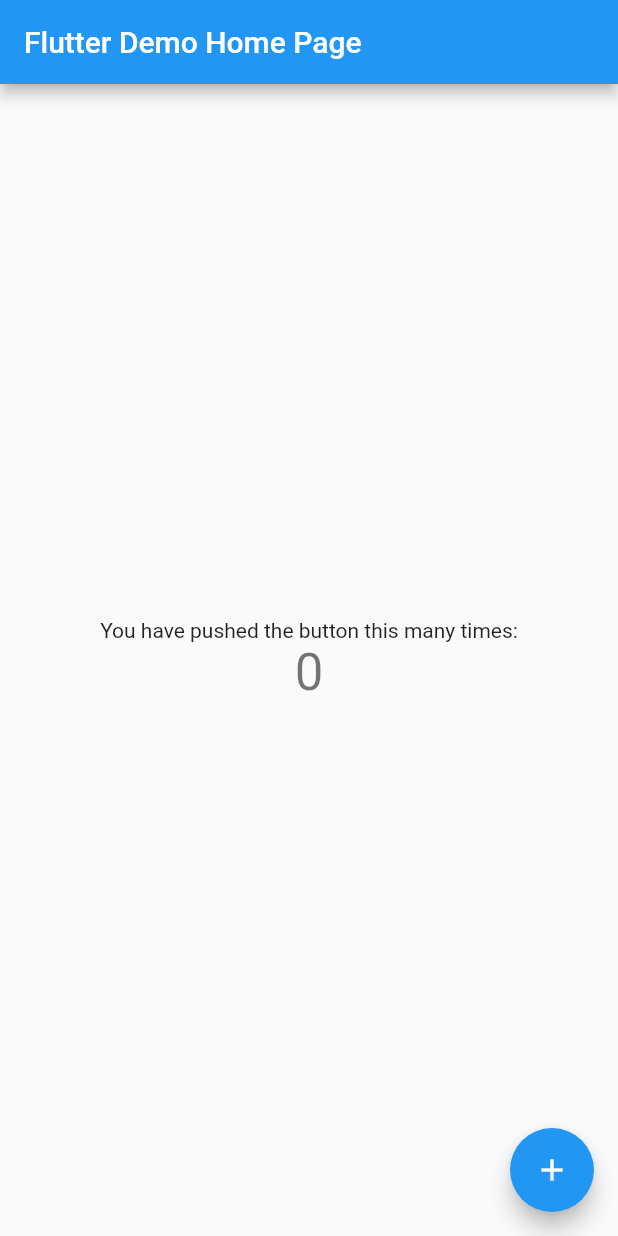
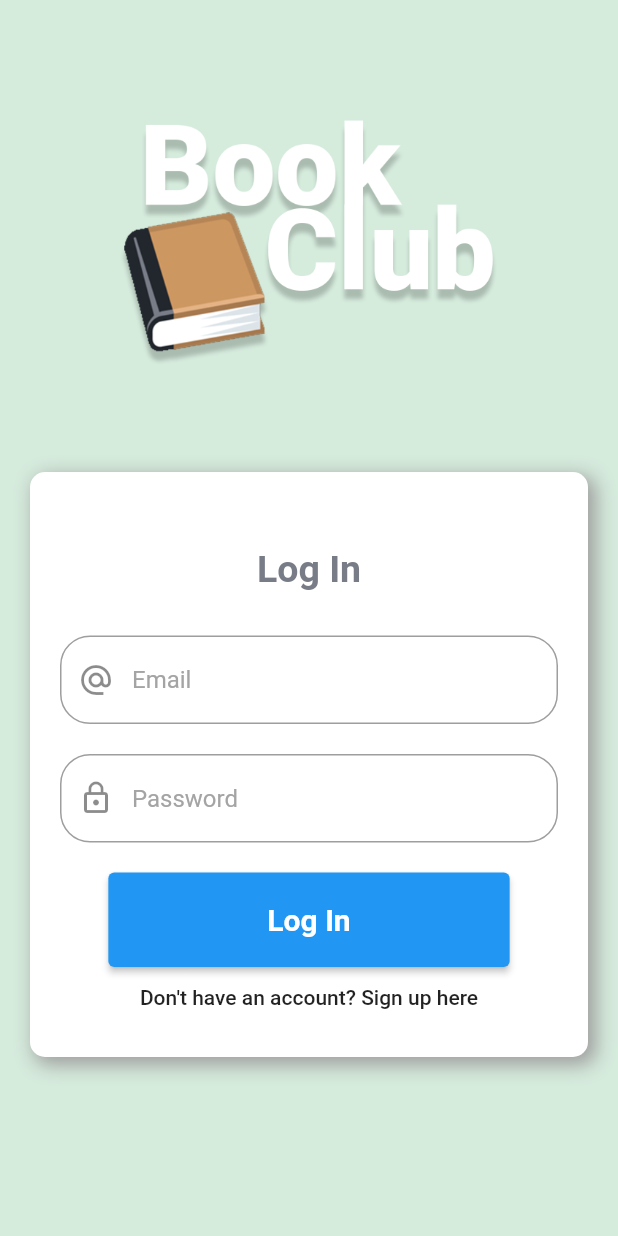
Before and after one commit to WittVitorHugo/app_diet, a Flutter app: the screen it shows after launch, on a phone screen of 412 x 824 dp. Run offline on Flutter 3.47's test engine with Material 2 defaults, Android fonts, the light colour scheme and no system bars; our stand-ins replace firebase_auth, firebase_core; accounts and stored records are empty.

Commit message:
Login and Signup working

```diff
--- a/app_diet/lib/main.dart
+++ b/app_diet/lib/main.dart
@@ -1,115 +1,29 @@
+// @dart=2.9
+
 import 'package:flutter/material.dart';
+
+import 'package:provider/provider.dart';
+
+import 'package:app_diet/states/current_user.dart';
+import 'package:app_diet/screens/login/login.dart';
+import 'package:app_diet/utils/our_theme.dart';
 
 void main() {
   runApp(const MyApp());
 }
 
 class MyApp extends StatelessWidget {
-  const MyApp({Key? key}) : super(key: key);
+  const MyApp({Key key}) : super(key: key);
 
-  // This widget is the root of your application.
   @override
   Widget build(BuildContext context) {
-    return MaterialApp(
-      title: 'Flutter Demo',
-      theme: ThemeData(
-        // This is the theme of your application.
-        //
-        // Try running your application with "flutter run". You'll see the
-        // application has a blue toolbar. Then, without quitting the app, try
-        // changing the primarySwatch below to Colors.green and then invoke
-        // "hot reload" (press "r" in the console where you ran "flutter run",
-        // or simply save your changes to "hot reload" in a Flutter IDE).
-        // Notice that the counter didn't reset back to zero; the application
-        // is not restarted.
-        primarySwatch: Colors.blue,
+    return ChangeNotifierProvider(
+      create: (context) => CurrentUser(),
+      child: MaterialApp(
+        debugShowCheckedModeBanner: false,
+        theme: OurTheme().buildTheme(),
+        home: const Login(),
       ),
-      home: const MyHomePage(title: 'Flutter Demo Home Page'),
     );
   }
 }
-
-class MyHomePage extends StatefulWidget {
-  const MyHomePage({Key? key, required this.title}) : super(key: key);
-
-  // This widget is the home page of your application. It is stateful, meaning
-  // that it has a State object (defined below) that contains fields that affect
-  // how it looks.
-
-  // This class is the configuration for the state. It holds the values (in this
-  // case the title) provided by the parent (in this case the App widget) and
-  // used by the build method of the State. Fields in a Widget subclass are
-  // always marked "final".
-
-  final String title;
-
-  @override
-  State<MyHomePage> createState() => _MyHomePageState();
-}
-
-class _MyHomePageState extends State<MyHomePage> {
-  int _counter = 0;
-
-  void _incrementCounter() {
-    setState(() {
-      // This call to setState tells the Flutter framework that something has
-      // changed in this State, which causes it to rerun the build method below
-      // so that the display can reflect the updated values. If we changed
-      // _counter without calling setState(), then the build method would not be
-      // called again, and so nothing would appear to happen.
-      _counter++;
-    });
-  }
-
-  @override
-  Widget build(BuildContext context) {
-    // This method is rerun every time setState is called, for instance as done
-    // by the _incrementCounter method above.
-    //
-    // The Flutter framework has been optimized to make rerunning build methods
-    // fast, so that you can just rebuild anything that needs updating rather
-    // than having to individually change instances of widgets.
-    return Scaffold(
-      appBar: AppBar(
-        // Here we take the value from the MyHomePage object that was created by
-        // the App.build method, and use it to set our appbar title.
-        title: Text(widget.title),
-      ),
-      body: Center(
-        // Center is a layout widget. It takes a single child and positions it
-        // in the middle of the parent.
-        child: Column(
-          // Column is also a layout widget. It takes a list of children and
-          // arranges them vertically. By default, it sizes itself to fit its
-          // children horizontally, and tries to be as tall as its parent.
-          //
-          // Invoke "debug painting" (press "p" in the console, choose the
-          // "Toggle Debug Paint" action from the Flutter Inspector in Android
-          // Studio, or the "Toggle Debug Paint" command in Visual Studio Code)
-          // to see the wireframe for each widget.
-          //
-          // Column has various properties to control how it sizes itself and
-          // how it positions its children. Here we use mainAxisAlignment to
-          // center the children vertically; the main axis here is the vertical
-          // axis because Columns are vertical (the cross axis would be
-          // horizontal).
-          mainAxisAlignment: MainAxisAlignment.center,
-          children: <Widget>[
-            const Text(
-              'You have pushed the button this many times:',
-            ),
-            Text(
-              '$_counter',
-              style: Theme.of(context).textTheme.headline4,
-            ),
-          ],
-        ),
-      ),
-      floatingActionButton: FloatingActionButton(
-        onPressed: _incrementCounter,
-        tooltip: 'Increment',
-        child: const Icon(Icons.add),
-      ), // This trailing comma makes auto-formatting nicer for build methods.
-    );
-  }
-}
--- /dev/null
+++ b/app_diet/lib/screens/login/localwidgets/login_form.dart
@@ -0,0 +1,102 @@
+import 'package:app_diet/screens/home/home.dart';
+import 'package:flutter/material.dart';
+
+import 'package:app_diet/states/current_user.dart';
+import 'package:app_diet/screens/signup/signup.dart';
+import 'package:app_diet/widgets/our_container.dart';
+import 'package:provider/provider.dart';
+
+class OurLoginForm extends StatefulWidget {
+  const OurLoginForm({Key? key}) : super(key: key);
+
+  @override
+  State<OurLoginForm> createState() => _OurLoginFormState();
+}
+
+class _OurLoginFormState extends State<OurLoginForm> {
+  TextEditingController _emailController = TextEditingController();
+  TextEditingController _passwordController = TextEditingController();
+
+  Future<void> _loginUser(
+      String email, String password, BuildContext context) async {
+    CurrentUser _currentUser = Provider.of<CurrentUser>(context, listen: false);
+
+    try {
+      if (await _currentUser.loginUser(email, password)) {
+        Navigator.of(context).push(
+          MaterialPageRoute(builder: (context) => HomeScreen()),
+        );
+      } else {
+        ScaffoldMessenger.of(context).showSnackBar(SnackBar(
+          content: Text("Invalid email or password!"),
+        ));
+      }
+    } catch (e) {
+      print(e);
+    }
+  }
+
+  @override
+  Widget build(BuildContext context) {
+    return OurContainer(
+      child: Column(
+        children: <Widget>[
+          Padding(
+            padding:
+                const EdgeInsets.symmetric(vertical: 30.0, horizontal: 8.0),
+            child: Text(
+              "Log In",
+              style: TextStyle(
+                  color: Theme.of(context).secondaryHeaderColor,
+                  fontSize: 25.0,
+                  fontWeight: FontWeight.bold),
+            ),
+          ),
+          TextFormField(
+            controller: _emailController,
+            decoration: const InputDecoration(
+                prefixIcon: Icon(Icons.alternate_email), hintText: "Email"),
+          ),
+          const SizedBox(
+            height: 20.0,
+          ),
+          TextFormField(
+            controller: _passwordController,
+            decoration: const InputDecoration(
+                prefixIcon: Icon(Icons.lock_outline), hintText: "Password"),
+            obscureText: true,
+          ),
+          const SizedBox(height: 20.0),
+          ElevatedButton(
+            child: const Padding(
+              padding: EdgeInsets.symmetric(vertical: 20.0, horizontal: 90.0),
+              child: Text(
+                "Log In",
+                style: TextStyle(
+                  color: Colors.white,
+                  fontWeight: FontWeight.bold,
+                  fontSize: 20.0,
+                ),
+              ),
+            ),
+            onPressed: () {
+              _loginUser(
+                  _emailController.text, _passwordController.text, context);
+            },
+          ),
+          MaterialButton(
+            child: const Text("Don't have an account? Sign up here"),
+            materialTapTargetSize: MaterialTapTargetSize.shrinkWrap,
+            onPressed: () {
+              Navigator.of(context).push(
+                MaterialPageRoute(
+                  builder: (context) => const Signup(),
+                ),
+              );
+            },
+          ),
+        ],
+      ),
+    );
+  }
+}
--- /dev/null
+++ b/app_diet/lib/screens/login/login.dart
@@ -0,0 +1,32 @@
+import 'package:flutter/material.dart';
+
+import 'localwidgets/login_form.dart';
+
+class Login extends StatelessWidget {
+  const Login({Key? key}) : super(key: key);
+
+  @override
+  Widget build(BuildContext context) {
+    return Scaffold(
+      body: Row(
+        mainAxisAlignment: MainAxisAlignment.center,
+        children: <Widget>[
+          Expanded(
+            child: ListView(
+              padding: const EdgeInsets.all(20.0),
+              children: <Widget>[
+                Padding(
+                  padding: const EdgeInsets.all(40.0),
+                  child: Image.asset("assets/logo.png"),
+                ),
+                const SizedBox(height: 20.0,),
+                const OurLoginForm(),
+              ],
+            ),
+
+          ),
+        ],
+      ),
+    );
+  }
+}
--- /dev/null
+++ b/app_diet/lib/states/current_user.dart
@@ -0,0 +1,52 @@
+import 'package:firebase_core/firebase_core.dart';
+import 'package:flutter/cupertino.dart';
+
+import 'package:firebase_auth/firebase_auth.dart';
+
+class CurrentUser extends ChangeNotifier {
+  late String _uid;
+  late String _email;
+
+  String get getUid => _uid;
+
+  String get getEmail => _email;
+
+  Future<bool> signUpUser(String email, String password) async {
+    bool retValue = false;
+
+    try {
+      UserCredential userCredential = await FirebaseAuth.instance
+          .createUserWithEmailAndPassword(
+              email: email,
+              password: password);
+      if (userCredential.user != null) {
+        _uid = userCredential.user.uid;
+        _email = userCredential.user.email;
+        retValue = true;
+      }
+    } on FirebaseAuthException catch (e) {
+      print(e);
+    } catch (e) {
+      print(e);
+    }
+    return retValue;
+  }
+
+  Future<bool> loginUser(String email, String password) async {
+    bool retValue = false;
+
+    try {
+      UserCredential _authResult = await FirebaseAuth.instance
+          .signInWithEmailAndPassword(email: email, password: password);
+
+      if (_authResult.user != null) {
+        _uid = _authResult.user.uid;
+        _email = _authResult.user.email;
+        retValue = true;
+      }
+    } catch (e) {
+      print(e);
+    }
+    return retValue;
+  }
+}
--- /dev/null
+++ b/app_diet/lib/utils/our_theme.dart
@@ -0,0 +1,36 @@
+import 'package:flutter/material.dart';
+
+class OurTheme {
+  final Color _lightGreen = const Color.fromARGB(255, 213, 235, 220);
+  final Color _lightGrey = const Color.fromARGB(255, 164, 164, 164);
+  final Color _darkerGrey = const Color.fromARGB(255, 119, 124, 135);
+
+  ThemeData buildTheme() {
+    return ThemeData(
+      canvasColor: _lightGreen,
+      primaryColor: _lightGreen,
+      colorScheme: ColorScheme.fromSwatch().copyWith(secondary: _lightGrey),
+      secondaryHeaderColor: _darkerGrey,
+      hintColor: _lightGrey,
+      inputDecorationTheme: InputDecorationTheme(
+        border: OutlineInputBorder(
+          borderRadius: BorderRadius.circular(20.0),
+          borderSide: BorderSide(color: _lightGrey),
+        ),
+        focusedBorder: OutlineInputBorder(
+          borderRadius: BorderRadius.circular(20.0),
+          borderSide: BorderSide(color: _lightGreen),
+        ),
+      ),
+      buttonTheme: ButtonThemeData(
+        buttonColor: _darkerGrey,
+        padding: const EdgeInsets.symmetric(horizontal: 20.0),
+        minWidth: 200,
+        height: 40.0,
+        shape: RoundedRectangleBorder(
+          borderRadius: BorderRadius.circular(20.0),
+        ),
+      ),
+    );
+  }
+}
--- /dev/null
+++ b/app_diet/lib/widgets/our_container.dart
@@ -0,0 +1,30 @@
+import 'package:flutter/material.dart';
+
+class OurContainer extends StatelessWidget {
+  final Widget child;
+
+  const OurContainer({ Key? key, required this.child }) : super(key: key);
+
+  @override
+  Widget build(BuildContext context) {
+    return Container(
+      padding: const EdgeInsets.all(20.0),
+      decoration: BoxDecoration(
+        color: Colors.white,
+        borderRadius: BorderRadius.circular(10.0),
+        boxShadow: const [
+          BoxShadow(
+            color: Colors.grey,
+            blurRadius: 10.0,
+            spreadRadius: 1.0,
+            offset: Offset(
+              4.0,
+              4.0
+            ),
+          ),
+        ],
+      ),
+      child: child,
+    );
+  }
+}
```
Also changed, not shown: app_diet/lib/screens/home/home.dart (added, +14 -0 lines), app_diet/lib/screens/signup/localwidgets/drop_down_button.dart (added, +35 -0 lines), app_diet/lib/screens/signup/localwidgets/signup_form.dart (added, +113 -0 lines), app_diet/lib/screens/signup/signup.dart (added, +33 -0 lines), app_diet/pubspec.yaml (+5 -3 lines), app_diet/assets/google_logo.png (added), app_diet/assets/logo.png (added), app_diet/pubspec.lock, 2 other files.
